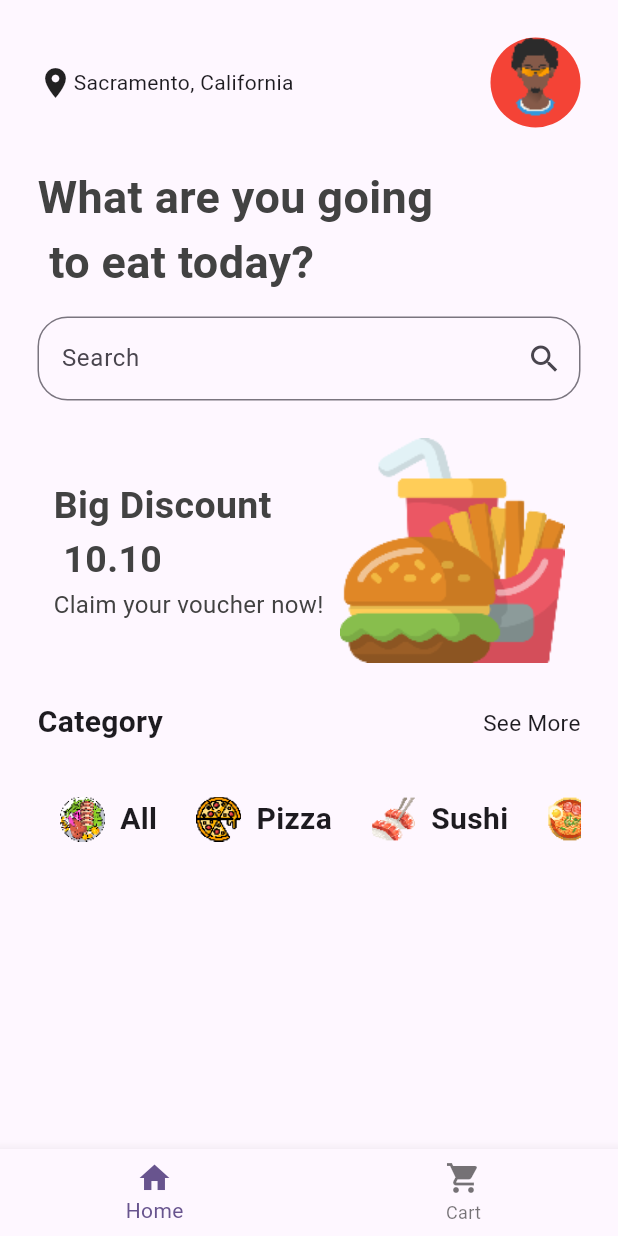
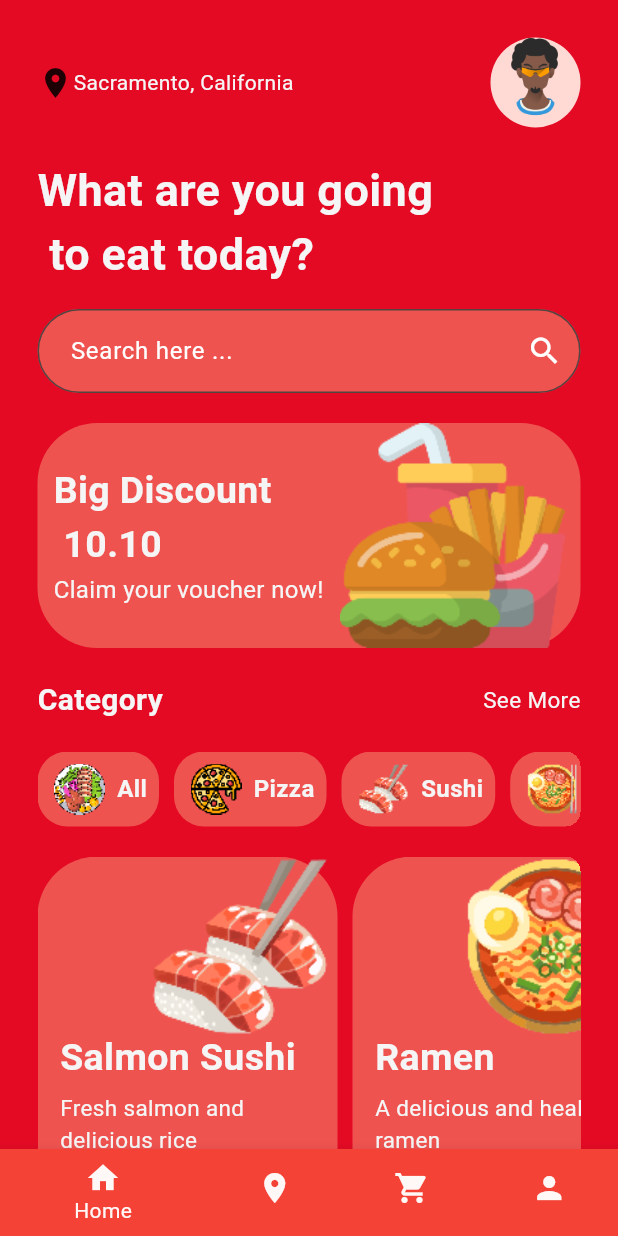
Before and after one commit to huzaius/foodly, a Flutter app: the ShopPage screen opened by its route, on a phone screen of 412 x 824 dp. Run offline on Flutter 3.47's test engine with Material 3 defaults, Android fonts, the phone set to English and light mode, and no system bars; our stand-ins replace slide_to_act.

Commit message:
Refactor UI components and improve layout in ShopPage; add DiscountCard and ItemTile components

```diff
--- a/lib/components/category_tile.dart
+++ b/lib/components/category_tile.dart
@@ -1,6 +1,5 @@
 import 'package:flutter/material.dart';
 import 'package:foodly/models/category.dart';
-import 'package:foodly/theme/my_colors.dart' as my_colors;
 
 class CategoryTile extends StatelessWidget {
 
@@ -11,12 +10,13 @@ class CategoryTile extends StatelessWidget {
   @override
   Widget build(BuildContext context) {
     return Container(
-      padding: EdgeInsets.all(10),
+      padding: EdgeInsets.all(8),
       decoration: BoxDecoration(
-        //  color: my_colors.tertiaryColor,
+       color: Colors.red.shade400,
         borderRadius: BorderRadius.circular(20),
       ),
-      margin: EdgeInsets.only(right: 1),
+      margin: EdgeInsets.only(right: 10),
+
       child: Row(
                 children: [
                   Image.asset(category.imagePath,
@@ -27,10 +27,12 @@ class CategoryTile extends StatelessWidget {
                   SizedBox(width: 5),
                   Text(
                     category.categoryName,
-                    style: TextStyle(fontSize: 20, fontWeight: FontWeight.bold),
+                    style: TextStyle(fontSize: 16, fontWeight: FontWeight.bold),
                   ),
+
                 ],
               ),
+
     );
   }
 }
--- /dev/null
+++ b/lib/components/discount_card.dart
@@ -0,0 +1,53 @@
+import 'package:flutter/material.dart';
+
+class DiscountCard extends StatelessWidget {
+  const DiscountCard({super.key});
+
+  @override
+  Widget build(BuildContext context) {
+    return Container(
+      decoration: BoxDecoration(
+        color: Colors.red.shade400,
+        borderRadius: BorderRadius.circular(40),
+      ),
+
+      child: Row(
+                mainAxisAlignment: MainAxisAlignment.spaceEvenly,
+                children: [
+                  Column(
+                    mainAxisAlignment: MainAxisAlignment.center,
+                    crossAxisAlignment: CrossAxisAlignment.start,
+                    children: [
+                      Text(
+                        'Big Discount \n 10.10',
+                        style: TextStyle(
+
+                          fontSize: 25,
+                          fontWeight: FontWeight.bold,
+                        ),
+                      ),
+
+                      Text(
+                        'Claim your voucher now!',
+                        style: TextStyle(
+
+                          fontSize: 16,
+                        ),
+                      ),
+                    ],
+                  ),
+                  //Discount Image
+                  Image.asset(
+                    'assets/images/fast-food.png',
+                    width: 150,
+                    height: 150,
+                    cacheHeight: 150,
+                    cacheWidth: 150,
+                    fit: BoxFit.cover,
+                  ),
+                ],
+              ),
+    )
+;
+  }
+}
--- /dev/null
+++ b/lib/components/item_tile.dart
@@ -0,0 +1,83 @@
+import 'package:flutter/material.dart';
+import 'package:foodly/models/food.dart';
+
+class ItemTile extends StatefulWidget {
+  const ItemTile({super.key, required this.foodItem});
+
+  final Food foodItem;
+
+  @override
+  State<ItemTile> createState() => _ItemTileState();
+}
+
+class _ItemTileState extends State<ItemTile> {
+  double _scale = 1.0;
+
+  @override
+  Widget build(BuildContext context) {
+    return GestureDetector(
+      onTapDown: (_) => setState(() => _scale = 0.95),
+      onTapUp: (_) => setState(() => _scale = 1.0),
+      onTapCancel: () => setState(() => _scale = 1.0),
+      child: AnimatedScale(
+        scale: _scale,
+        duration: const Duration(milliseconds: 100),
+        child: Container(
+          padding: EdgeInsets.only(left: 15, right: 15, bottom: 10),
+          decoration: BoxDecoration(
+            borderRadius: BorderRadius.circular(40),
+           color: Colors.red.shade400,
+          ),
+          height: 230,
+          width: 200,
+          margin: EdgeInsets.only(right: 10),
+
+          child: Stack(
+            clipBehavior: Clip.none,
+            alignment: Alignment.topCenter,
+
+            children: [
+              //Image
+              Positioned(
+                top: 0,
+                left: 60,
+                child: Image.asset(
+                  widget.foodItem.imagePath,
+                  width: 120,
+                  height: 120,
+                  cacheHeight: 120,
+                  cacheWidth: 120,
+                ),
+              ),
+
+              SizedBox(height: 20),
+              //food item
+              Positioned(
+                child: Column(
+                  mainAxisAlignment: MainAxisAlignment.end,
+                  crossAxisAlignment: CrossAxisAlignment.start,
+                  children: [
+                    Text(
+                      widget.foodItem.foodName,
+                      style: TextStyle(fontSize: 25, fontWeight: FontWeight.bold ,),
+
+                    ),
+                    SizedBox(height: 5),
+                    //description
+                    Text(widget.foodItem.description, style: TextStyle(fontSize: 15,)),
+                    SizedBox(height: 5),
+                    //price
+                    Text(
+                     '\$${widget.foodItem.price}',
+                      style: TextStyle(fontSize: 25, fontWeight: FontWeight.bold,),
+                    ),
+                  ],
+                ),
+              ),
+            ],
+          ),
+        ),
+      ),
+    );
+  }
+}
--- /dev/null
+++ b/lib/components/my_searchbar.dart
@@ -0,0 +1,23 @@
+import 'package:flutter/material.dart';
+
+class MySearchbar extends StatelessWidget {
+  const MySearchbar({super.key});
+
+  @override
+  Widget build(BuildContext context) {
+    return TextField(
+
+      decoration: InputDecoration(
+        hintText: 'Search here ...',
+        suffixIcon: Icon(Icons.search, color: Colors.white),
+        hintStyle: TextStyle(color: Colors.white),
+        filled: true,
+        fillColor: Colors.red.shade400,
+        border: OutlineInputBorder(
+          gapPadding: 10,
+          borderRadius: BorderRadius.circular(30),
+        ),
+      ),
+    );
+  }
+}
--- a/lib/main.dart
+++ b/lib/main.dart
@@ -2,6 +2,7 @@ import 'package:flutter/material.dart';
 import 'package:foodly/models/shop.dart';
 import 'package:foodly/pages/intro_page.dart';
 import 'package:foodly/pages/shop_page.dart';
+import 'package:foodly/theme/my_colors.dart' as my_colors;
 import 'package:provider/provider.dart';
 
 void main() {
@@ -19,10 +20,15 @@ class MyApp extends StatelessWidget {
   @override
   Widget build(BuildContext context) {
     return MaterialApp(
-      title: 'Flutter Demo',
+      title: 'Foodly',
       theme: ThemeData(
-
-        colorScheme: .fromSeed(seedColor: Colors.deepPurple),
+        scaffoldBackgroundColor: my_colors.tertiaryColor,
+        colorScheme: ColorScheme.fromSeed(seedColor: Colors.red),
+        useMaterial3: true,
+        textTheme: ThemeData(useMaterial3: true).textTheme.apply(
+              bodyColor: Colors.grey.shade100,
+              displayColor: Colors.grey.shade100,
+            ),
       ),
       home:IntroPage(),
       debugShowCheckedModeBanner: false,
--- a/lib/models/shop.dart
+++ b/lib/models/shop.dart
@@ -28,7 +28,7 @@ class Shop extends ChangeNotifier{
     Food(
       foodName: "Donuts",
       price: 12.00,
-      imagePath: "assets/images/donuts.png",
+      imagePath: "assets/images/donut.png",
       description: "Sweet and sugary donuts",
       category: "Desserts",
     ),
--- a/lib/pages/shop_page.dart
+++ b/lib/pages/shop_page.dart
@@ -1,5 +1,8 @@
 import 'package:flutter/material.dart';
 import 'package:foodly/components/category_tile.dart';
+import 'package:foodly/components/discount_card.dart';
+import 'package:foodly/components/item_tile.dart';
+import 'package:foodly/components/my_searchbar.dart';
 import 'package:foodly/models/shop.dart';
 import 'package:foodly/theme/my_colors.dart' as my_colors;
 import 'package:provider/provider.dart';
@@ -10,7 +13,7 @@ class ShopPage extends StatelessWidget {
   @override
   Widget build(BuildContext context) {
     final categoryMenu = context.watch<Shop>().categoryMenu;
-
+    final foodItems = context.watch<Shop>().foodMenu;
 
     return Scaffold(
       body: Padding(
@@ -35,91 +38,33 @@ class ShopPage extends StatelessWidget {
                 ),
 
                 //Avatar
-                Container(
-                  decoration: BoxDecoration(
-                    color: Colors.red,
-                    shape: BoxShape.circle,
-                  ),
-                  width: 60,
-                  height: 60,
-                  clipBehavior: Clip.hardEdge,
-                  child: Image.asset(
-                    'assets/images/user.png',
-                    cacheHeight: 60,
-                    cacheWidth: 60,
-                    fit: BoxFit.cover,
-                  ),
+                CircleAvatar(
+                  foregroundImage: AssetImage('assets/images/user.png'),
+
+                  radius: 30,
                 ),
               ],
             ),
 
-            SizedBox(height: 25),
+            SizedBox(height: 20),
             //Header Text
             Text(
               'What are you going \n to eat today?',
-              style: TextStyle(
-                fontSize: 30,
-                fontWeight: FontWeight.bold,
-                color: my_colors.inversePrimaryColor,
-              ),
+              style: TextStyle(fontSize: 30, fontWeight: FontWeight.bold),
             ),
 
             SizedBox(height: 15),
+
             //seacrch bar
-            TextField(
-              decoration: InputDecoration(
-                hintText: 'Search here ...',
-                suffixIcon: Icon(Icons.search),
-                labelText: "Search",
-                border: OutlineInputBorder(
-                  borderSide: BorderSide(color: my_colors.tertiaryColor),
-                  borderRadius: BorderRadius.circular(20),
-                ),
-              ),
-            ),
+            MySearchbar(),
 
-            SizedBox(height: 25),
+            SizedBox(height: 20),
 
             //Discount area
-            Row(
-              mainAxisAlignment: MainAxisAlignment.spaceEvenly,
-              children: [
-                Column(
-                  mainAxisAlignment: MainAxisAlignment.center,
-                  crossAxisAlignment: CrossAxisAlignment.start,
-                  children: [
-                    Text(
-                      'Big Discount \n 10.10',
-                      style: TextStyle(
-                        color: my_colors.inversePrimaryColor,
-                        fontSize: 25,
-                        fontWeight: FontWeight.bold,
-                      ),
-                    ),
-
-                    Text(
-                      'Claim your voucher now!',
-                      style: TextStyle(
-                        color: my_colors.inversePrimaryColor,
-                        fontSize: 16,
-                      ),
-                    ),
-                  ],
-                ),
-                //Discount Image
-                Image.asset(
-                  'assets/images/fast-food.png',
-                  width: 150,
-                  height: 150,
-                  cacheHeight: 150,
-                  cacheWidth: 150,
-                  fit: BoxFit.cover,
-                ),
-              ],
-            ),
+            DiscountCard(),
 
             //Categories and See more
-            SizedBox(height: 25),
+            SizedBox(height: 20),
             Row(
               mainAxisAlignment: MainAxisAlignment.spaceBetween,
               children: [
@@ -132,8 +77,7 @@ class ShopPage extends StatelessWidget {
             ),
 
             //Categories list and Icons
-            SizedBox(height: 25),
-
+            SizedBox(height: 20),
             Container(
               clipBehavior: Clip.hardEdge,
               decoration: BoxDecoration(
@@ -142,7 +86,6 @@ class ShopPage extends StatelessWidget {
               height: 50,
               width: double.infinity,
               child: ListView.builder(
-
                 scrollDirection: Axis.horizontal,
                 shrinkWrap: true,
                 itemCount: categoryMenu.length,
@@ -151,7 +94,25 @@ class ShopPage extends StatelessWidget {
                 },
               ),
             ),
-            //items
+
+            //food items
+            SizedBox(height: 20),
+            Container(
+              clipBehavior: Clip.hardEdge,
+              decoration: BoxDecoration(
+                borderRadius: BorderRadius.circular(10),
+              ),
+              height: 250,
+              width: double.infinity,
+              child: ListView.builder(
+                scrollDirection: Axis.horizontal,
+                shrinkWrap: true,
+                itemCount: foodItems.length,
+                itemBuilder: (BuildContext context, int index) {
+                  return ItemTile(foodItem: foodItems[index]);
+                },
+              ),
+            ),
           ],
         ),
       ),
@@ -159,11 +120,20 @@ class ShopPage extends StatelessWidget {
       //bottom navbar
       bottomNavigationBar: BottomNavigationBar(
         items: [
-          BottomNavigationBarItem(icon: Icon(Icons.home), label: "Home"),
+          BottomNavigationBarItem(
+            icon: Icon(Icons.home),
+            label: "Home",
+            backgroundColor: Colors.red,
+          ),
+          BottomNavigationBarItem(
+            icon: Icon(Icons.location_on),
+            label: "Location",
+          ),
           BottomNavigationBarItem(
             icon: Icon(Icons.shopping_cart),
             label: "Cart",
           ),
+          BottomNavigationBarItem(icon: Icon(Icons.person), label: "Profile"),
         ],
       ),
     );
```
